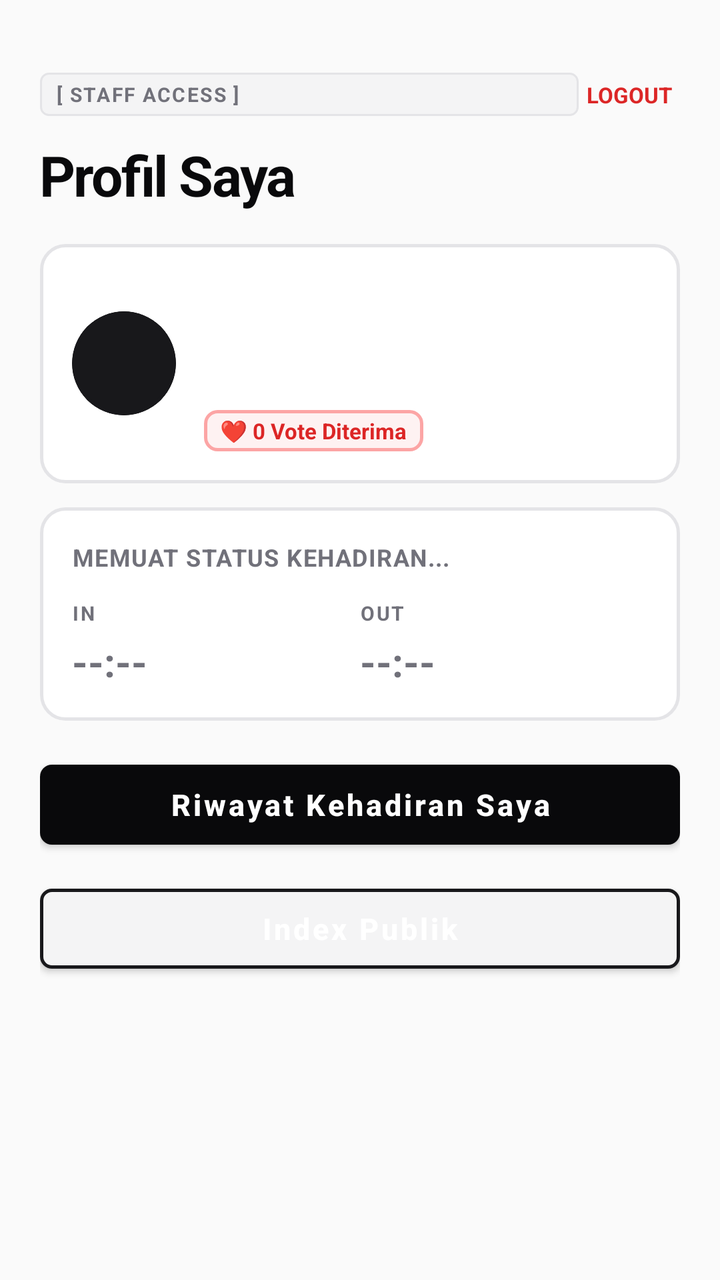
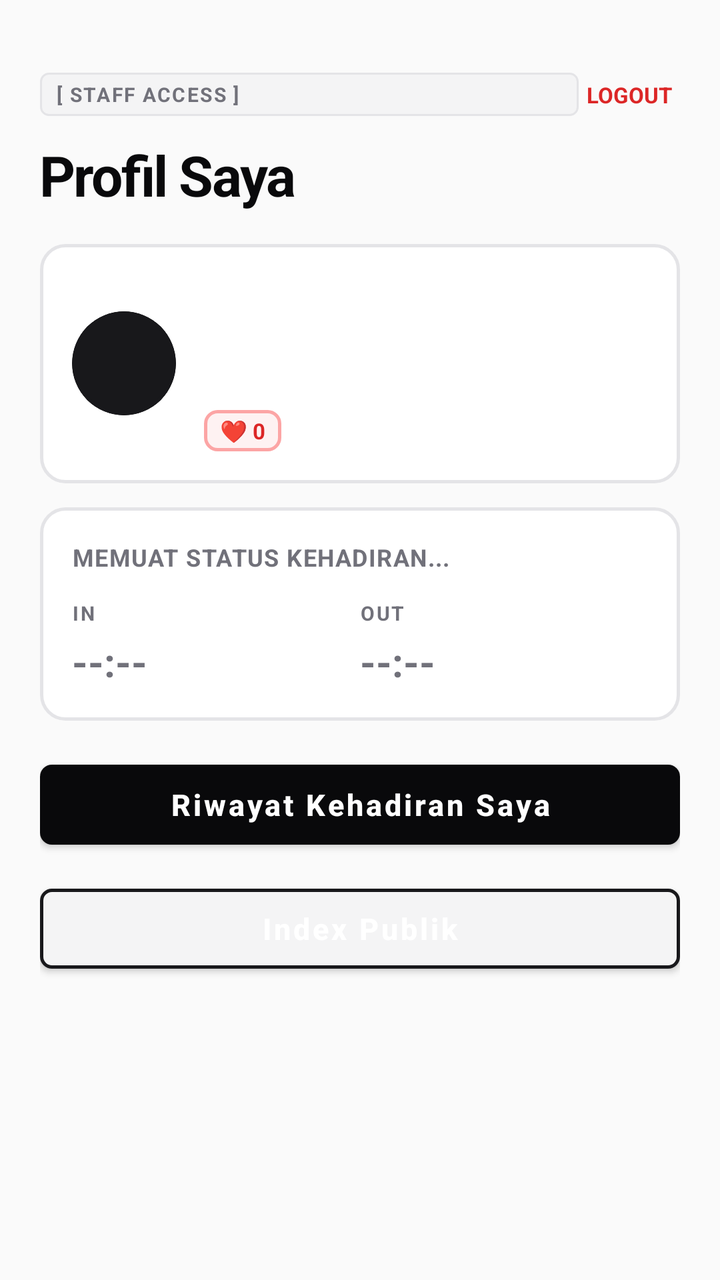

Screens rendered from an Android XML layout before and after an edit, with the pre-edit source and the edit as a unified diff.
<!-- AndroidManifest.xml: application theme Theme.Absensi -->
<!-- res/layout/activity_employee.xml -->
<?xml version="1.0" encoding="utf-8"?>
<androidx.constraintlayout.widget.ConstraintLayout xmlns:android="http://schemas.android.com/apk/res/android"
    xmlns:app="http://schemas.android.com/apk/res-auto"
    android:layout_width="match_parent"
    android:layout_height="match_parent"
    android:background="@color/bg_primary">

    <ScrollView
        android:layout_width="0dp"
        android:layout_height="0dp"
        app:layout_constraintBottom_toBottomOf="parent"
        app:layout_constraintEnd_toEndOf="parent"
        app:layout_constraintStart_toStartOf="parent"
        app:layout_constraintTop_toTopOf="parent">

        <LinearLayout
            android:layout_width="match_parent"
            android:layout_height="wrap_content"
            android:orientation="vertical"
            android:paddingStart="20dp"
            android:paddingTop="36dp"
            android:paddingEnd="20dp">

            <LinearLayout
                android:layout_width="match_parent"
                android:layout_height="wrap_content"
                android:gravity="center_vertical"
                android:orientation="horizontal">

                <TextView
                    android:layout_width="0dp"
                    android:layout_height="wrap_content"
                    android:layout_weight="1"
                    android:background="@drawable/bg_tag_pill"
                    android:letterSpacing="0.08"
                    android:paddingStart="8dp"
                    android:paddingTop="4dp"
                    android:paddingEnd="8dp"
                    android:paddingBottom="4dp"
                    android:text="[ STAFF ACCESS ]"
                    android:textColor="@color/text_secondary"
                    android:textSize="10sp"
                    android:textStyle="bold" />

                <TextView
                    android:id="@+id/tvLogout"
                    android:layout_width="wrap_content"
                    android:layout_height="wrap_content"
                    android:padding="4dp"
                    android:text="LOGOUT"
                    android:textColor="@color/badge_danger_text"
                    android:textSize="11sp"
                    android:textStyle="bold" />
            </LinearLayout>

            <TextView
                android:layout_width="wrap_content"
                android:layout_height="wrap_content"
                android:layout_marginTop="10dp"
                android:letterSpacing="-0.03"
                android:text="Profil Saya"
                android:textColor="@color/text_primary"
                android:textSize="28sp"
                android:textStyle="bold" />

            <LinearLayout
                android:layout_width="match_parent"
                android:layout_height="wrap_content"
                android:layout_marginTop="16dp"
                android:background="@drawable/bg_hero_card"
                android:gravity="center_vertical"
                android:orientation="horizontal"
                android:padding="16dp">

                <FrameLayout
                    android:id="@+id/flAvatar"
                    android:layout_width="52dp"
                    android:layout_height="52dp">

                    <ImageView
                        android:id="@+id/ivAvatar"
                        android:layout_width="match_parent"
                        android:layout_height="match_parent"
                        android:background="@drawable/bg_avatar_circle"
                        android:clipToOutline="true"
                        android:contentDescription="Foto Profil"
                        android:scaleType="centerCrop" />

                    <TextView
                        android:id="@+id/tvAvatarInitial"
                        android:layout_width="match_parent"
                        android:layout_height="match_parent"
                        android:background="@drawable/bg_avatar_circle"
                        android:clipToOutline="true"
                        android:gravity="center"
                        android:textColor="@color/surface"
                        android:textSize="18sp"
                        android:textStyle="bold" />
                </FrameLayout>

                <LinearLayout
                    android:layout_width="0dp"
                    android:layout_height="wrap_content"
                    android:layout_marginStart="14dp"
                    android:layout_weight="1"
                    android:orientation="vertical">

                    <TextView
                        android:id="@+id/tvName"
                        android:layout_width="match_parent"
                        android:layout_height="wrap_content"
                        android:textColor="@color/text_primary"
                        android:textSize="18sp"
                        android:textStyle="bold" />

                    <TextView
                        android:id="@+id/tvEmpCode"
                        android:layout_width="match_parent"
                        android:layout_height="wrap_content"
                        android:layout_marginTop="2dp"
                        android:textColor="@color/text_secondary"
                        android:textSize="12sp" />

                    <TextView
                        android:id="@+id/tvDept"
                        android:layout_width="match_parent"
                        android:layout_height="wrap_content"
                        android:layout_marginTop="2dp"
                        android:textColor="@color/text_secondary"
                        android:textSize="12sp"
                        android:textStyle="bold" />

                    <TextView
                        android:id="@+id/tvLoveCount"
                        android:layout_width="wrap_content"
                        android:layout_height="wrap_content"
                        android:layout_marginTop="6dp"
                        android:background="@drawable/bg_badge"
                        android:paddingStart="8dp"
                        android:paddingTop="3dp"
                        android:paddingEnd="8dp"
                        android:paddingBottom="3dp"
                        android:text="❤️ 0 Vote Diterima"
                        android:textColor="@color/badge_danger_text"
                        android:textSize="11sp"
                        android:textStyle="bold" />
                </LinearLayout>
            </LinearLayout>

            <LinearLayout
                android:id="@+id/cardAttendance"
                android:layout_width="match_parent"
                android:layout_height="wrap_content"
                android:layout_marginTop="12dp"
                android:background="@drawable/bg_hero_card"
                android:orientation="vertical"
                android:padding="16dp">

                <LinearLayout
                    android:layout_width="match_parent"
                    android:layout_height="wrap_content"
                    android:gravity="center_vertical"
                    android:orientation="horizontal">

                    <TextView
                        android:id="@+id/tvStatus"
                        android:layout_width="0dp"
                        android:layout_height="wrap_content"
                        android:layout_weight="1"
                        android:text="MEMUAT STATUS KEHADIRAN..."
                        android:textColor="@color/text_secondary"
                        android:textSize="12sp"
                        android:letterSpacing="0.04"
                        android:textStyle="bold" />

                    <ProgressBar
                        android:id="@+id/pbAttendance"
                        android:layout_width="18dp"
                        android:layout_height="18dp"
                        android:indeterminate="true"
                        android:indeterminateTint="@color/text_primary" />
                </LinearLayout>

                <LinearLayout
                    android:layout_width="match_parent"
                    android:layout_height="wrap_content"
                    android:layout_marginTop="12dp"
                    android:orientation="horizontal">

                    <LinearLayout
                        android:layout_width="0dp"
                        android:layout_height="wrap_content"
                        android:layout_weight="1"
                        android:orientation="vertical">

                        <TextView
                            android:layout_width="wrap_content"
                            android:layout_height="wrap_content"
                            android:text="IN"
                            android:textColor="@color/text_secondary"
                            android:textSize="10sp"
                            android:letterSpacing="0.08"
                            android:textStyle="bold" />

                        <TextView
                            android:id="@+id/tvIn"
                            android:layout_width="wrap_content"
                            android:layout_height="wrap_content"
                            android:layout_marginTop="4dp"
                            android:text="--:--"
                            android:textColor="@color/text_secondary"
                            android:textSize="20sp"
                            android:textStyle="bold" />
                    </LinearLayout>

                    <LinearLayout
                        android:layout_width="0dp"
                        android:layout_height="wrap_content"
                        android:layout_weight="1"
                        android:orientation="vertical">

                        <TextView
                            android:layout_width="wrap_content"
                            android:layout_height="wrap_content"
                            android:text="OUT"
                            android:textColor="@color/text_secondary"
                            android:textSize="10sp"
                            android:letterSpacing="0.08"
                            android:textStyle="bold" />

                        <TextView
                            android:id="@+id/tvOut"
                            android:layout_width="wrap_content"
                            android:layout_height="wrap_content"
                            android:layout_marginTop="4dp"
                            android:text="--:--"
                            android:textColor="@color/text_secondary"
                            android:textSize="20sp"
                            android:textStyle="bold" />
                    </LinearLayout>
                </LinearLayout>
            </LinearLayout>

            <com.google.android.material.button.MaterialButton
                android:id="@+id/btnHistory"
                android:layout_width="match_parent"
                android:layout_height="52dp"
                android:layout_marginTop="16dp"
                android:text="Riwayat Kehadiran Saya"
                android:textAllCaps="false"
                android:textSize="15sp"
                android:textStyle="bold"
                app:backgroundTint="@color/accent"
                app:cornerRadius="6dp" />

            <com.google.android.material.button.MaterialButton
                android:id="@+id/btnPublic"
                android:layout_width="match_parent"
                android:layout_height="52dp"
                android:layout_marginTop="10dp"
                android:text="Index Publik"
                android:textAllCaps="false"
                android:textSize="15sp"
                android:textStyle="bold"
                app:backgroundTint="@color/accent_light"
                app:cornerRadius="6dp"
                app:strokeColor="@color/border_dark"
                app:strokeWidth="1.5dp" />
        </LinearLayout>
    </ScrollView>
</androidx.constraintlayout.widget.ConstraintLayout>
<!-- resources referenced by this layout -->
<resources>
  <color name="accent">#09090B</color>
  <color name="accent_light">#F4F4F5</color>
  <color name="badge_danger_text">#DC2626</color>
  <color name="bg_primary">#FAFAFA</color>
  <color name="border_dark">#18181B</color>
  <color name="surface">#FFFFFF</color>
  <color name="text_primary">#09090B</color>
  <color name="text_secondary">#71717A</color>
  <!-- drawable bg_avatar_circle (drawable) -->
  <?xml version="1.0" encoding="utf-8"?>
  <shape xmlns:android="http://schemas.android.com/apk/res/android"
      android:shape="oval">
      <solid android:color="@color/avatar_1" />
      <stroke
          android:width="1.5dp"
          android:color="@color/border_dark" />
  </shape>
  <!-- drawable bg_badge (drawable) -->
  <?xml version="1.0" encoding="utf-8"?>
  <shape xmlns:android="http://schemas.android.com/apk/res/android"
      android:shape="rectangle">
      <solid android:color="@color/badge_danger_bg" />
      <corners android:radius="6dp" />
      <stroke android:width="1.5dp" android:color="@color/badge_danger_border" />
  </shape>
  <!-- drawable bg_hero_card (drawable) -->
  <?xml version="1.0" encoding="utf-8"?>
  <shape xmlns:android="http://schemas.android.com/apk/res/android"
      android:shape="rectangle">
      <solid android:color="@color/surface" />
      <corners android:radius="12dp" />
      <stroke android:width="1.5dp" android:color="@color/border_crisp" />
  </shape>
  <!-- drawable bg_tag_pill (drawable) -->
  <?xml version="1.0" encoding="utf-8"?>
  <shape xmlns:android="http://schemas.android.com/apk/res/android"
      android:shape="rectangle">
      <solid android:color="@color/accent_light" />
      <corners android:radius="4dp" />
      <stroke android:width="1dp" android:color="@color/border_crisp" />
  </shape>
  <style name="Theme.Absensi" parent="Theme.MaterialComponents.Light.NoActionBar">
          <item name="android:windowBackground">@color/bg_primary</item>
          <item name="colorPrimary">@color/accent</item>
          <item name="colorPrimaryDark">@color/primary_dark</item>
          <item name="android:statusBarColor">@color/surface</item>
          <item name="android:windowLightStatusBar">true</item>
          <item name="colorAccent">@color/accent</item>
      </style>
  <color name="avatar_1">#18181B</color>
  <color name="badge_danger_bg">#FEF2F2</color>
  <color name="badge_danger_border">#FCA5A5</color>
  <color name="border_crisp">#E4E4E7</color>
  <color name="primary_dark">#09090B</color>
</resources>

<!-- the commit's change to res/layout/activity_employee.xml (unified diff, before → after) -->
@@ -140,7 +140,7 @@
                         android:paddingTop="3dp"
                         android:paddingEnd="8dp"
                         android:paddingBottom="3dp"
-                        android:text="❤️ 0 Vote Diterima"
+                        android:text="❤️ 0"
                         android:textColor="@color/badge_danger_text"
                         android:textSize="11sp"
                         android:textStyle="bold" />
